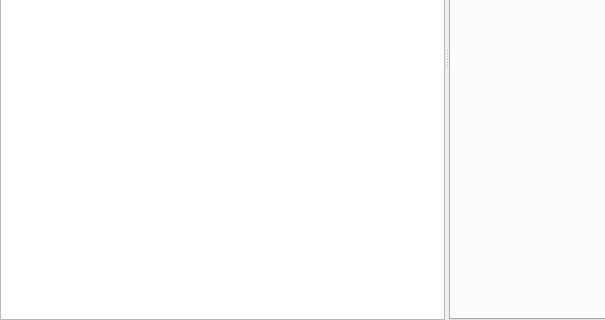
Above: gui/resources/sqlitemanager.ui from arxsys/dff-ui before the change; both pictures show x 0 to 605 and y 206 to 526 of the 933 by 526 pixel window. Below: the same form after it.
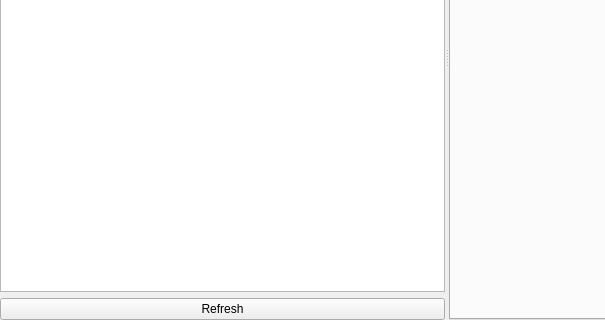
That is the form after the change. Icons and pictures are not drawn.

Commit message: Feature #228 add refresh push button under database tree

```diff
--- a/gui/resources/sqlitemanager.ui
+++ b/gui/resources/sqlitemanager.ui
@@ -47,6 +47,17 @@
            </column>
           </widget>
          </item>
+         <item>
+          <widget class="QPushButton" name="refreshButton">
+           <property name="text">
+            <string>Refresh</string>
+           </property>
+           <property name="icon">
+            <iconset resource="gui.qrc">
+             <normaloff>:/reload.png</normaloff>:/reload.png</iconset>
+           </property>
+          </widget>
+         </item>
         </layout>
        </widget>
        <widget class="QTabWidget" name="tabWidget">
```
